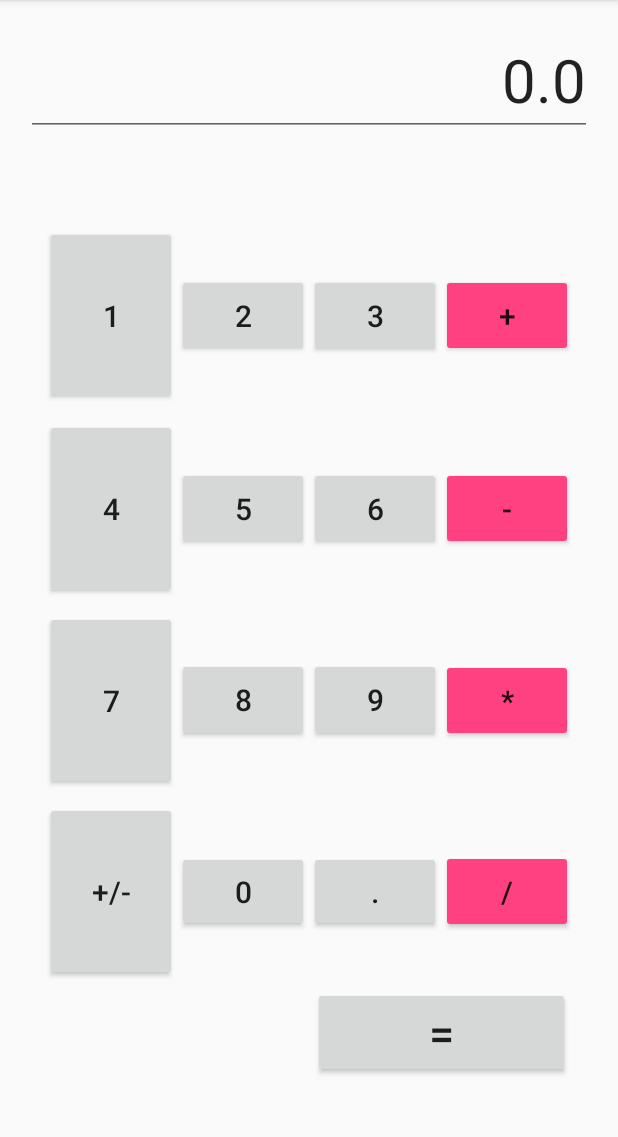
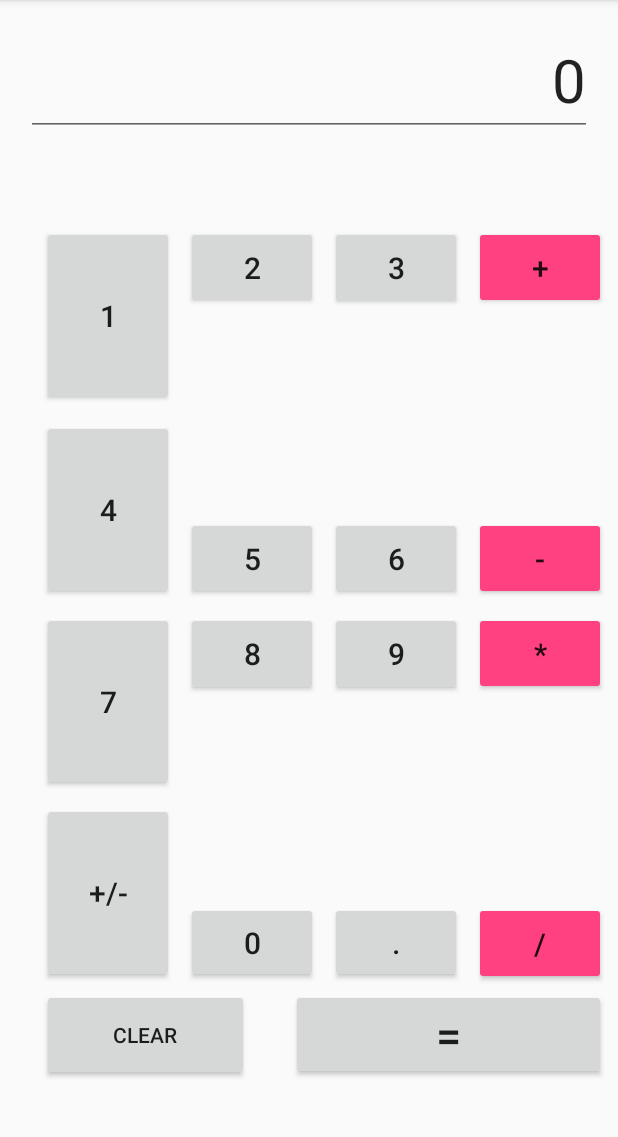
Before and after one commit to kevinleethompson/androidclasscalculator, an Android app: the screen it shows after launch (MainActivity), on a phone screen of 412 x 824 dp, the part 84-1221 px from its top. Run offline under Robolectric (Android 15) with nearby library versions, the phone set to English and light mode, and no system bars; our stand-ins replace data binding.

Commit message:
fully functioning but needs error handling

```diff
--- a/app/src/main/res/layout/activity_main.xml
+++ b/app/src/main/res/layout/activity_main.xml
@@ -4,15 +4,6 @@
     xmlns:app="http://schemas.android.com/apk/res-auto"
     xmlns:tools="http://schemas.android.com/tools">
 
-    <data>
-
-        <variable
-            name="presenter"
-            type="com.example.administrator.calculator.Presenter" />
-        <variable
-            name="btn"
-            type="android.widget.Button" />
-    </data>
 
     <android.support.constraint.ConstraintLayout
         android:layout_width="match_parent"
@@ -28,9 +19,7 @@
             android:text="+/-"
             android:textSize="20dp"
             app:layout_constraintBottom_toTopOf="@+id/equalsBtn"
-            app:layout_constraintEnd_toStartOf="@+id/numBtn0"
-            app:layout_constraintHorizontal_chainStyle="packed"
-            app:layout_constraintStart_toStartOf="parent"
+            app:layout_constraintStart_toStartOf="@+id/clearBtn"
             app:layout_constraintTop_toBottomOf="@+id/numBtn7" />
 
         <Button
@@ -42,7 +31,8 @@
             app:layout_constraintBottom_toBottomOf="@+id/numBtnSign"
             app:layout_constraintEnd_toStartOf="@+id/numBtnDec"
             app:layout_constraintStart_toEndOf="@+id/numBtnSign"
-            app:layout_constraintTop_toTopOf="@+id/numBtnSign" />
+            app:layout_constraintTop_toTopOf="@+id/numBtnSign"
+            app:layout_constraintVertical_bias="1.0" />
 
         <Button
             android:id="@+id/numBtnPlus"
@@ -53,8 +43,10 @@
             android:textSize="20dp"
             app:layout_constraintBottom_toBottomOf="@+id/numBtn3"
             app:layout_constraintEnd_toEndOf="@+id/numBtnMinus"
+            app:layout_constraintHorizontal_bias="1.0"
             app:layout_constraintStart_toStartOf="@+id/numBtnMinus"
-            app:layout_constraintTop_toTopOf="@+id/numBtn3" />
+            app:layout_constraintTop_toTopOf="@+id/numBtn3"
+            app:layout_constraintVertical_bias="0.0" />
 
         <Button
             android:id="@+id/numBtnMult"
@@ -65,8 +57,10 @@
             android:textSize="20dp"
             app:layout_constraintBottom_toBottomOf="@+id/numBtn9"
             app:layout_constraintEnd_toEndOf="@+id/numBtnDiv"
+            app:layout_constraintHorizontal_bias="1.0"
             app:layout_constraintStart_toStartOf="@+id/numBtnDiv"
-            app:layout_constraintTop_toTopOf="@+id/numBtn9" />
+            app:layout_constraintTop_toTopOf="@+id/numBtn9"
+            app:layout_constraintVertical_bias="0.0" />
 
         <Button
             android:id="@+id/numBtnDiv"
@@ -76,9 +70,9 @@
             android:text="/"
             android:textSize="20dp"
             app:layout_constraintBottom_toBottomOf="@+id/numBtnDec"
-            app:layout_constraintEnd_toEndOf="parent"
-            app:layout_constraintStart_toEndOf="@+id/numBtnDec"
-            app:layout_constraintTop_toTopOf="@+id/numBtnDec" />
+            app:layout_constraintEnd_toEndOf="@+id/equalsBtn"
+            app:layout_constraintTop_toTopOf="@+id/numBtnDec"
+            app:layout_constraintVertical_bias="0.0" />
 
         <Button
             android:id="@+id/numBtnMinus"
@@ -89,8 +83,10 @@
             android:textSize="20dp"
             app:layout_constraintBottom_toBottomOf="@+id/numBtn6"
             app:layout_constraintEnd_toEndOf="@+id/numBtnMult"
+            app:layout_constraintHorizontal_bias="1.0"
             app:layout_constraintStart_toStartOf="@+id/numBtnMult"
-            app:layout_constraintTop_toTopOf="@+id/numBtn6" />
+            app:layout_constraintTop_toTopOf="@+id/numBtn6"
+            app:layout_constraintVertical_bias="0.0" />
 
         <Button
             android:id="@+id/numBtnDec"
@@ -101,7 +97,8 @@
             app:layout_constraintBottom_toBottomOf="@+id/numBtn0"
             app:layout_constraintEnd_toStartOf="@+id/numBtnDiv"
             app:layout_constraintStart_toEndOf="@+id/numBtn0"
-            app:layout_constraintTop_toTopOf="@+id/numBtn0" />
+            app:layout_constraintTop_toTopOf="@+id/numBtn0"
+            app:layout_constraintVertical_bias="1.0" />
 
         <Button
             android:id="@+id/numBtn9"
@@ -111,8 +108,10 @@
             android:textSize="20dp"
             app:layout_constraintBottom_toBottomOf="@+id/numBtn8"
             app:layout_constraintEnd_toEndOf="@+id/numBtnDec"
+            app:layout_constraintHorizontal_bias="1.0"
             app:layout_constraintStart_toStartOf="@+id/numBtnDec"
-            app:layout_constraintTop_toTopOf="@+id/numBtn8" />
+            app:layout_constraintTop_toTopOf="@+id/numBtn8"
+            app:layout_constraintVertical_bias="1.0" />
 
         <Button
             android:id="@+id/numBtn8"
@@ -122,8 +121,10 @@
             android:textSize="20dp"
             app:layout_constraintBottom_toBottomOf="@+id/numBtn7"
             app:layout_constraintEnd_toEndOf="@+id/numBtn0"
+            app:layout_constraintHorizontal_bias="0.0"
             app:layout_constraintStart_toStartOf="@+id/numBtn0"
-            app:layout_constraintTop_toTopOf="@+id/numBtn7" />
+            app:layout_constraintTop_toTopOf="@+id/numBtn7"
+            app:layout_constraintVertical_bias="0.0" />
 
         <Button
             android:id="@+id/numBtn7"
@@ -134,6 +135,7 @@
             android:textSize="20dp"
             app:layout_constraintBottom_toTopOf="@+id/numBtnSign"
             app:layout_constraintEnd_toEndOf="@+id/numBtnSign"
+            app:layout_constraintHorizontal_bias="0.0"
             app:layout_constraintStart_toStartOf="@+id/numBtnSign"
             app:layout_constraintTop_toBottomOf="@+id/numBtn4" />
 
@@ -145,8 +147,10 @@
             android:textSize="20dp"
             app:layout_constraintBottom_toBottomOf="@+id/numBtn5"
             app:layout_constraintEnd_toEndOf="@+id/numBtn9"
+            app:layout_constraintHorizontal_bias="1.0"
             app:layout_constraintStart_toStartOf="@+id/numBtn9"
-            app:layout_constraintTop_toTopOf="@+id/numBtn5" />
+            app:layout_constraintTop_toTopOf="@+id/numBtn5"
+            app:layout_constraintVertical_bias="0.0" />
 
         <Button
             android:id="@+id/numBtn5"
@@ -156,8 +160,10 @@
             android:textSize="20dp"
             app:layout_constraintBottom_toBottomOf="@+id/numBtn4"
             app:layout_constraintEnd_toEndOf="@+id/numBtn8"
+            app:layout_constraintHorizontal_bias="0.0"
             app:layout_constraintStart_toStartOf="@+id/numBtn8"
-            app:layout_constraintTop_toTopOf="@+id/numBtn4" />
+            app:layout_constraintTop_toTopOf="@+id/numBtn4"
+            app:layout_constraintVertical_bias="1.0" />
 
         <Button
             android:id="@+id/numBtn4"
@@ -168,6 +174,7 @@
             android:textSize="20dp"
             app:layout_constraintBottom_toTopOf="@+id/numBtn7"
             app:layout_constraintEnd_toEndOf="@+id/numBtn7"
+            app:layout_constraintHorizontal_bias="0.0"
             app:layout_constraintStart_toStartOf="@+id/numBtn7"
             app:layout_constraintTop_toBottomOf="@+id/numBtn1" />
 
@@ -179,8 +186,10 @@
             android:textSize="20dp"
             app:layout_constraintBottom_toBottomOf="@+id/numBtn1"
             app:layout_constraintEnd_toEndOf="@+id/numBtn5"
+            app:layout_constraintHorizontal_bias="0.0"
             app:layout_constraintStart_toStartOf="@+id/numBtn5"
-            app:layout_constraintTop_toTopOf="@+id/numBtn1" />
+            app:layout_constraintTop_toTopOf="@+id/numBtn1"
+            app:layout_constraintVertical_bias="0.0" />
 
         <Button
             android:id="@+id/numBtn3"
@@ -190,8 +199,10 @@
             android:textSize="20dp"
             app:layout_constraintBottom_toBottomOf="@+id/numBtn2"
             app:layout_constraintEnd_toEndOf="@+id/numBtn6"
+            app:layout_constraintHorizontal_bias="1.0"
             app:layout_constraintStart_toStartOf="@+id/numBtn6"
-            app:layout_constraintTop_toTopOf="@+id/numBtn2" />
+            app:layout_constraintTop_toTopOf="@+id/numBtn2"
+            app:layout_constraintVertical_bias="0.0" />
 
         <EditText
             android:id="@+id/resultView"
@@ -226,15 +237,14 @@
 
         <Button
             android:id="@+id/equalsBtn"
-            android:layout_width="171dp"
+            android:layout_width="210dp"
             android:layout_height="wrap_content"
-            android:layout_marginBottom="49dp"
+            android:layout_marginBottom="48dp"
+            android:layout_marginEnd="8dp"
             android:text="="
             android:textSize="30dp"
             app:layout_constraintBottom_toBottomOf="parent"
-            app:layout_constraintEnd_toStartOf="@+id/numBtnDiv"
-            app:layout_constraintStart_toStartOf="@+id/numBtnDiv"
-            app:layout_constraintTop_toBottomOf="@+id/numBtnSign" />
+            app:layout_constraintEnd_toEndOf="parent" />
 
         <android.support.constraint.Group
             android:id="@+id/group"
@@ -244,6 +254,19 @@
             app:layout_constraintEnd_toStartOf="parent"
             app:layout_constraintStart_toStartOf="parent"
             app:layout_constraintTop_toTopOf="parent" />
+
+        <Button
+            android:id="@+id/clearBtn"
+            android:layout_width="138dp"
+            android:layout_height="61dp"
+            android:layout_marginEnd="8dp"
+            android:layout_marginStart="8dp"
+            android:onClick="clear"
+            android:text="Clear"
+            app:layout_constraintBottom_toBottomOf="@+id/equalsBtn"
+            app:layout_constraintEnd_toStartOf="@+id/equalsBtn"
+            app:layout_constraintStart_toStartOf="parent"
+            app:layout_constraintTop_toTopOf="@+id/equalsBtn" />
     </android.support.constraint.ConstraintLayout>
 
 </layout>
```
Also changed, not shown: app/src/main/java/Presenter.kt (deleted, +0 -13 lines), app/src/main/java/com/example/administrator/calculator/MainActivity.kt (+54 -20 lines).
